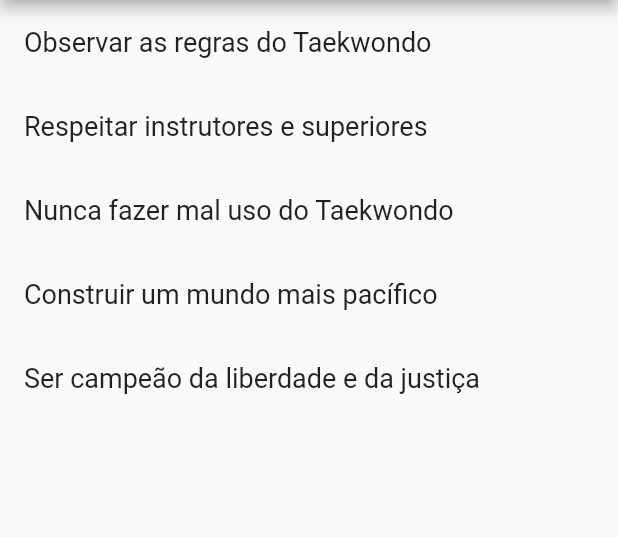
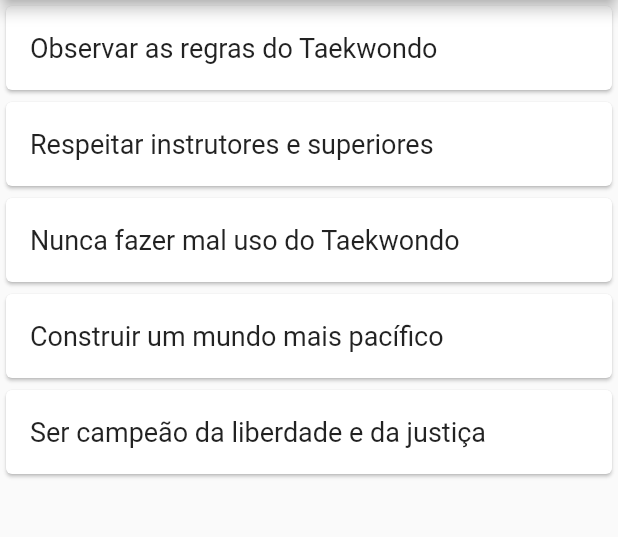
Before and after one commit to SouzaEduardoAC/taekwondo-guide, a Flutter app: the MaengsePage screen opened directly, on a phone screen of 412 x 824 dp, the part 84-621 px from its top. Run offline on Flutter 3.47's test engine with Material 2 defaults, Android fonts, the phone set to English and light mode, and no system bars; our stand-ins replace video_player.

Commit message:
#Created base app

```diff
--- a/lib/widgets/MaengsePage.dart
+++ b/lib/widgets/MaengsePage.dart
@@ -19,34 +19,41 @@ class MaengsePage extends StatelessWidget {
   Widget _buildMangse(BuildContext context) {
     return ListView(
       children: <Widget>[
-        ListTile(
+        Card(
+          child: ListTile(
             title: Text(
               'Observar as regras do Taekwondo',
               style: _biggerFont,
             ),
           ),
-        ListTile(
+        ),
+        Card(
+          child: ListTile(
             title: Text(
               'Respeitar instrutores e superiores',
               style: _biggerFont,
             ),
+          )
         ),
-        ListTile(
+        Card(
+          child: ListTile(
               title: Text(
                 'Nunca fazer mal uso do Taekwondo',
                 style: _biggerFont,
               ),
+            )
         ),
-        ListTile(
-          title: Text(
-            'Construir um mundo mais pacífico',
-            style: _biggerFont,
+        Card(
+          child: ListTile(
+            title: Text('Construir um mundo mais pacífico', style: _biggerFont,),
           ),
         ),
-        ListTile(
+        Card(
+          child: ListTile(
             title: Text(
               'Ser campeão da liberdade e da justiça',
               style: _biggerFont,
+            ),
           ),
         )
       ],
```
Also changed, not shown: lib/widgets/NavDrawer.dart (+19 -3 lines), lib/widgets/PoomsaePage.dart (added, +108 -0 lines), lib/widgets/VideoPlayer.dart (added, +65 -0 lines), pubspec.yaml (+9 -2 lines), pubspec.lock, 8 other files. Lines whose indentation alone changed are shown as unchanged.
